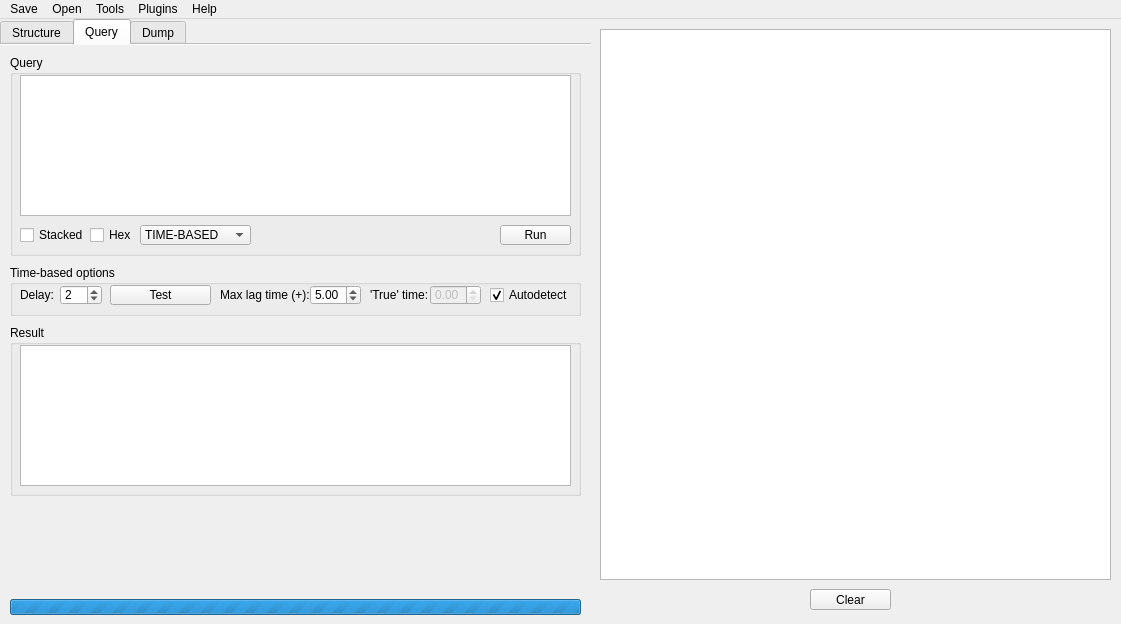
Qt form gui/main/main.ui (kaeso/enema) before a commit.
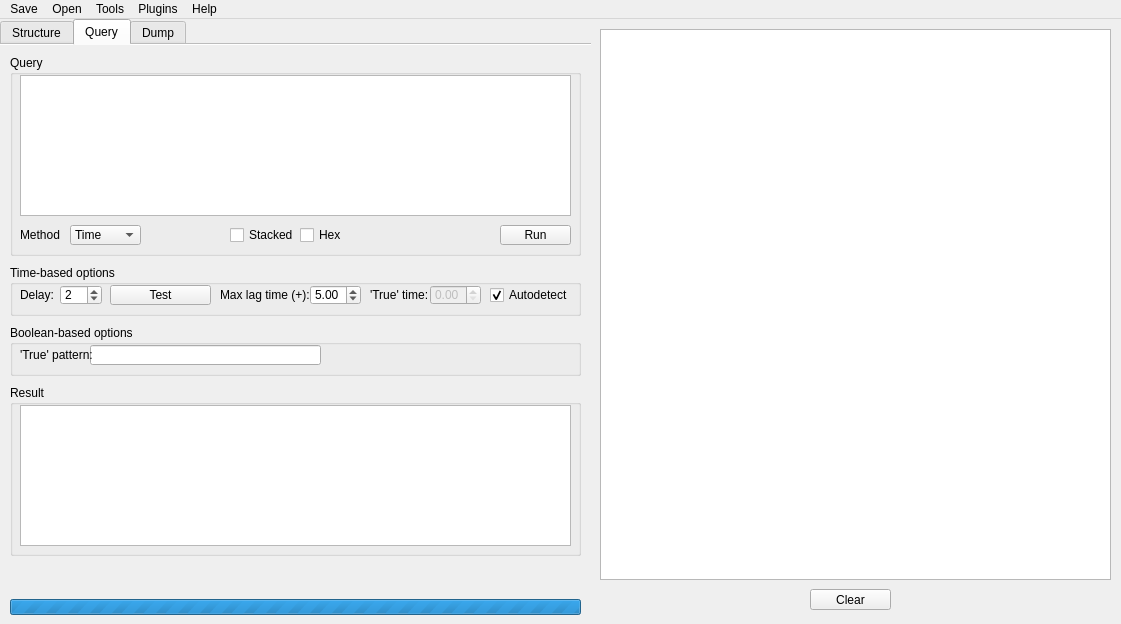
The same form after that commit. The open tabs and pages were chosen to show the change.

Commit message: + Added boolean-based blind injection.

Diff of the .ui file:
```diff
--- a/gui/main/main.ui
+++ b/gui/main/main.ui
@@ -600,22 +600,27 @@
       <widget class="QComboBox" name="blindMethodList">
        <property name="geometry">
         <rect>
-         <x>130</x>
+         <x>60</x>
          <y>170</y>
-         <width>111</width>
+         <width>71</width>
          <height>20</height>
         </rect>
        </property>
        <item>
         <property name="text">
-         <string>TIME-BASED</string>
+         <string>Time</string>
+        </property>
+       </item>
+       <item>
+        <property name="text">
+         <string>Boolean</string>
         </property>
        </item>
       </widget>
       <widget class="QCheckBox" name="isStacked">
        <property name="geometry">
         <rect>
-         <x>10</x>
+         <x>220</x>
          <y>170</y>
          <width>70</width>
          <height>20</height>
@@ -631,7 +636,7 @@
        </property>
        <property name="geometry">
         <rect>
-         <x>80</x>
+         <x>290</x>
          <y>170</y>
          <width>51</width>
          <height>20</height>
@@ -644,12 +649,25 @@
         <bool>false</bool>
        </property>
       </widget>
+      <widget class="QLabel" name="methodLabel">
+       <property name="geometry">
+        <rect>
+         <x>10</x>
+         <y>170</y>
+         <width>41</width>
+         <height>20</height>
+        </rect>
+       </property>
+       <property name="text">
+        <string>Method:</string>
+       </property>
+      </widget>
      </widget>
      <widget class="QGroupBox" name="resultGroup">
       <property name="geometry">
        <rect>
         <x>10</x>
-        <y>280</y>
+        <y>340</y>
         <width>571</width>
         <height>171</height>
        </rect>
@@ -821,6 +839,42 @@
        </property>
       </widget>
      </widget>
+     <widget class="QGroupBox" name="booleanGroup">
+      <property name="geometry">
+       <rect>
+        <x>10</x>
+        <y>280</y>
+        <width>571</width>
+        <height>51</height>
+       </rect>
+      </property>
+      <property name="title">
+       <string>Boolean-based options</string>
+      </property>
+      <widget class="QLineEdit" name="lineTruePattern">
+       <property name="geometry">
+        <rect>
+         <x>80</x>
+         <y>20</y>
+         <width>231</width>
+         <height>20</height>
+        </rect>
+       </property>
+      </widget>
+      <widget class="QLabel" name="Label_2">
+       <property name="geometry">
+        <rect>
+         <x>10</x>
+         <y>20</y>
+         <width>81</width>
+         <height>20</height>
+        </rect>
+       </property>
+       <property name="text">
+        <string>'True' pattern:</string>
+       </property>
+      </widget>
+     </widget>
     </widget>
     <widget class="QWidget" name="dumpTab">
      <attribute name="title">
```
The commit also changes 8 other files.
